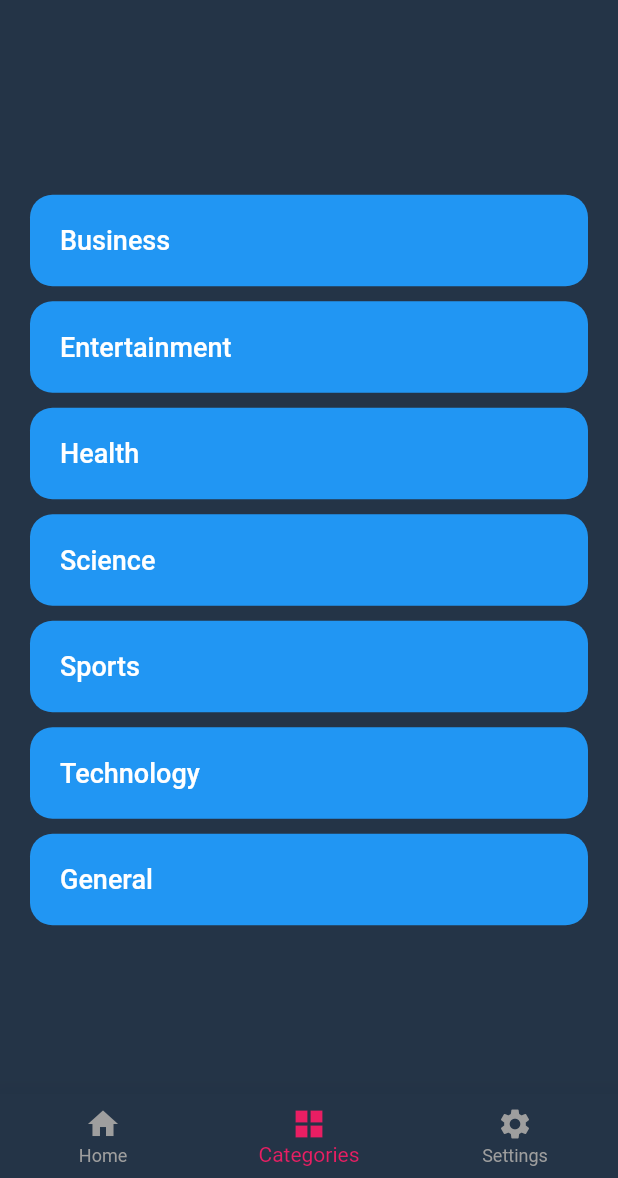
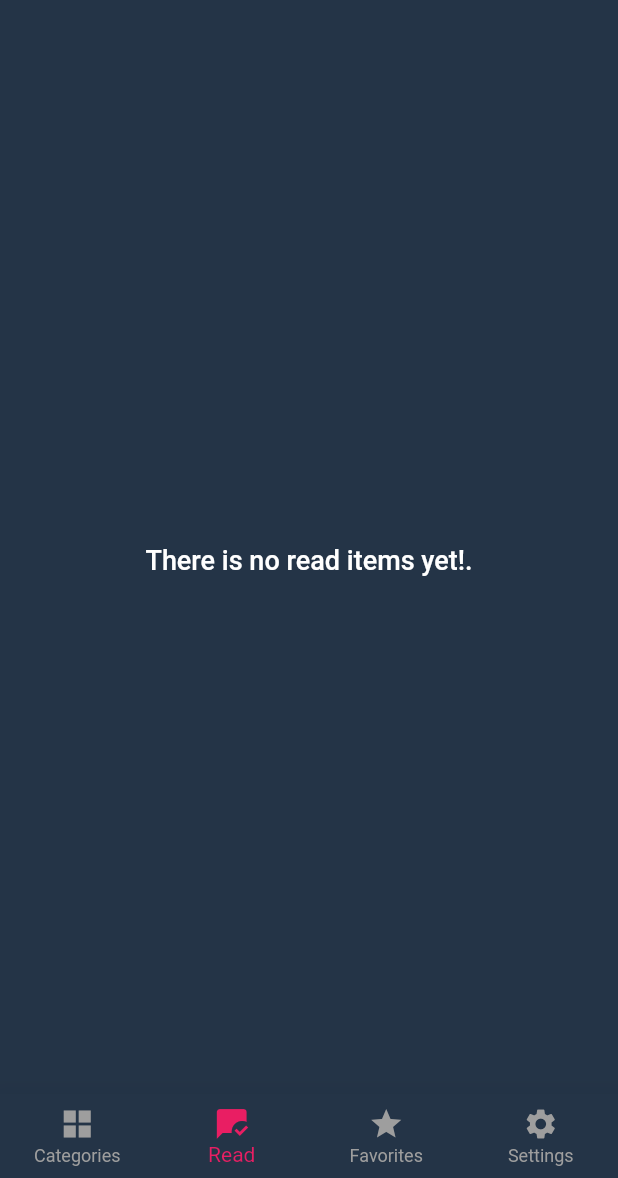
Before and after one commit to ahmedzaydan/Akhbary, a Flutter app: the screen it shows after launch, item 2 of the bottom bar chosen, on a phone screen of 412 x 824 dp, the part 58-1236 px from its top. Run offline on Flutter 3.47's test engine with Material 2 defaults, Android fonts, the light colour scheme and no system bars; our stand-ins replace bloc, conditional_builder_null_safety, dio, flutter_bloc, hexcolor, shared_preferences and 1 more.

Commit message:
Favorites and read features added

```diff
--- a/Akhbary/lib/main.dart
+++ b/Akhbary/lib/main.dart
@@ -24,7 +24,7 @@ void main() async {
   // create shared preferences object when starting the app
   await CacheController.init();
 
-  bool? isDarkModeOn = CacheController.getBoolean(key: 'switchValue');
+  bool? isDarkModeOn = CacheController.getBoolean(key: 'darkMode');
 
   runApp(AkhbaryApp(isDarkModeOn));
 }
@@ -43,7 +43,10 @@ class AkhbaryApp extends StatelessWidget {
         // send to shared preferences when launching the app
         BlocProvider(
           create: (context) {
-            return NewsCubit()..setSwitchValue(darkMode: isDarkMode);
+            return NewsCubit()
+              ..setDarkMode(
+                darkModeParameter: isDarkMode,
+              );
           },
         ),
         BlocProvider(
@@ -64,7 +67,7 @@ class AkhbaryApp extends StatelessWidget {
                 debugShowCheckedModeBanner: false,
                 theme: lightTheme(),
                 darkTheme: darkTheme(),
-                themeMode: cubit.switchValue ? ThemeMode.dark : ThemeMode.light,
+                themeMode: cubit.darkMode ? ThemeMode.dark : ThemeMode.light,
               );
             },
           );
--- /dev/null
+++ b/Akhbary/lib/models/article_model.dart
@@ -0,0 +1,25 @@
+class ArticleModel {
+  static int counter = 0;
+  final int id = ++counter;
+  String? author; // The author of the article
+  String? title; // The headline or title of the article
+  String? category; // The category or the article
+  String? url; // The direct URL to the article
+  String? urlToImage; // The URL to a relevant image for the article
+  // The date and time that the article was published, in UTC (+000)
+  String? publishedAt;
+  bool favorites = false;
+  bool read = false;
+
+  ArticleModel.mapArticleToModel({
+    required Map<String, dynamic> article,
+    required String articleCategory,
+  }) {
+    author = article['author'];
+    title = article['title'];
+    category = articleCategory;
+    url = article['url'];
+    urlToImage = article['urlToImage'];
+    publishedAt = article['publishedAt'];
+  }
+}
--- a/Akhbary/lib/modules/categories/choose_category_screen.dart
+++ b/Akhbary/lib/modules/bottom_navbar_screens/choose_category_screen.dart
@@ -2,8 +2,8 @@ import 'package:akhbary/shared/components/components.dart';
 import 'package:flutter/material.dart';
 import 'package:flutter_bloc/flutter_bloc.dart';
 
-import 'categories_cubit/categories_cubit.dart';
-import 'categories_cubit/categories_states.dart';
+import '../categories/categories_cubit/categories_cubit.dart';
+import '../categories/categories_cubit/categories_states.dart';
 
 // ignore: must_be_immutable
 class ChooseCategoryScreen extends StatelessWidget {
--- /dev/null
+++ b/Akhbary/lib/modules/bottom_navbar_screens/read_screen.dart
@@ -0,0 +1,35 @@
+import 'package:akhbary/modules/categories/categories_cubit/categories_cubit.dart';
+import 'package:akhbary/modules/categories/categories_cubit/categories_states.dart';
+import 'package:akhbary/shared/components/components.dart';
+import 'package:conditional_builder_null_safety/conditional_builder_null_safety.dart';
+import 'package:flutter/material.dart';
+import 'package:flutter_bloc/flutter_bloc.dart';
+
+class ReadScreen extends StatelessWidget {
+  const ReadScreen({super.key});
+
+  @override
+  Widget build(BuildContext context) {
+    return BlocConsumer<CategoriesCubit, CategoriesStates>(
+      listener: (context, state) {},
+      builder: (context, state) {
+        CategoriesCubit categoriesCubit =
+            CategoriesCubit.getCategoriesCubit(context);
+        var list = categoriesCubit.readData;
+        return ConditionalBuilder(
+          condition: list.isNotEmpty,
+          builder: (context) => buildArticles(
+            list: list,
+            buildContext: context,
+          ),
+          fallback: (context) => Center(
+            child: Text(
+              "There is no read items yet!.",
+              style: Theme.of(context).textTheme.bodyLarge,
+            ),
+          ),
+        );
+      },
+    );
+  }
+}
--- a/Akhbary/lib/modules/categories/categories_cubit/categories_states.dart
+++ b/Akhbary/lib/modules/categories/categories_cubit/categories_states.dart
@@ -73,3 +73,7 @@ class GetGeneralDataErrorState extends CategoriesStates {
 }
 
 class ChangeCategoryNameState extends CategoriesStates {}
+
+class MarkArticleReadState extends CategoriesStates {}
+
+class AddToFavoritesState extends CategoriesStates {}
--- a/Akhbary/lib/shared/components/constants.dart
+++ b/Akhbary/lib/shared/components/constants.dart
@@ -1,7 +1,9 @@
 // api part
-const String noImageAvailable = 'https://upload.wikimedia.org/wikipedia/commons/thumb/a/ac/No_image_available.svg/450px-No_image_available.svg.png';
+const String noImageAvailable =
+    'https://upload.wikimedia.org/wikipedia/commons/thumb/a/ac/No_image_available.svg/450px-No_image_available.svg.png';
 const String apiKey = '64e2c14bffc049859aee83949bcf6a70';
-
+const String breakingNewsPhoto =
+    'https://static.vecteezy.com/system/resources/thumbnails/006/299/370/original/world-breaking-news-digital-earth-hud-rotating-globe-rotating-free-video.jpg';
 
     /// screens
 // base url : https://newsapi.org/
--- a/Akhbary/lib/shared/cubit/news_cubit.dart
+++ b/Akhbary/lib/shared/cubit/news_cubit.dart
@@ -1,12 +1,15 @@
 // ignore_for_file: avoid_print
 
-import 'package:akhbary/modules/categories/choose_category_screen.dart';
-import 'package:akhbary/modules/home_screen.dart';
+import 'package:akhbary/modules/bottom_navbar_screens/choose_category_screen.dart';
+import 'package:akhbary/modules/bottom_navbar_screens/favorites_screen.dart';
+import 'package:akhbary/modules/bottom_navbar_screens/read_screen.dart';
 import 'package:flutter/material.dart';
 import 'package:flutter_bloc/flutter_bloc.dart';
 
-import '../../modules/settings_screen.dart';
+import '../../modules/bottom_navbar_screens/settings_screen.dart';
+import '../components/constants.dart';
 import '../network/local/cache_controller.dart';
+import '../network/remote/api_handler.dart';
 import 'news_states.dart';
 
 class NewsCubit extends Cubit<NewsStates> {
@@ -17,7 +20,6 @@ class NewsCubit extends Cubit<NewsStates> {
   }
 
   int currentScreenIndex = 0;
-
   // change screen index
   void changeScreenIndex({
     required int index,
@@ -28,68 +30,80 @@ class NewsCubit extends Cubit<NewsStates> {
 
   // list of screens
   List<Widget> screens = [
-    const HomeScreen(),
     const ChooseCategoryScreen(),
+    const ReadScreen(),
+    const FavoritesScreen(),
     const SettingsScreen(),
   ];
 
   // list bottom navbar items
-  List<BottomNavigationBarItem> bottomItems = const [
-    // home
-    BottomNavigationBarItem(
-      icon: Icon(Icons.home),
-      label: 'Home',
-    ),
-
+  List<BottomNavigationBarItem> bottomItems = [
     // categories
-    BottomNavigationBarItem(
+    const BottomNavigationBarItem(
       icon: Icon(
         Icons.grid_view_sharp,
       ),
       label: 'Categories',
     ),
+
+    // read
+    const BottomNavigationBarItem(
+      icon: Icon(
+        Icons.mark_chat_read,
+      ),
+      label: 'Read',
+    ),
+
+    // favorites
+    const BottomNavigationBarItem(
+      icon: Icon(
+        Icons.star,
+      ),
+      label: 'Favorites',
+    ),
+
     // settings
-    BottomNavigationBarItem(
+    const BottomNavigationBarItem(
       icon: Icon(Icons.settings),
       label: 'Settings',
     ),
   ];
 
-  bool switchValue = false;
-
-  void setSwitchValue({
-    bool? darkMode,
+  bool darkMode = false;
+  void setDarkMode({
+    bool? darkModeParameter,
   }) {
-    // if switchVal is null then it is the start of the app so get the value cached
-    if (darkMode != null) {
-      switchValue = darkMode;
+    // if darkModeParameter is null
+    // then it is the start of the app so get the value cached
+    if (darkModeParameter != null) {
+      darkMode = darkModeParameter;
     } else {
-      // otherwise we toggle the value of it and then cache the value after toggling it
-      switchValue = !switchValue;
-      CacheController.setBoolean(key: 'switchValue', value: switchValue);
+      // otherwise we toggle the value of it and
+      // then cache the value after toggling it
+      darkMode = !darkMode;
+      CacheController.setBoolean(key: 'darkMode', value: darkMode);
     }
     emit(ChangeSwitchValueState());
   }
 
   // get data on search
   List<dynamic> searchData = [];
-
-  // void getSearchedData({
-  //   required String query,
-  // }) {
-  //   emit(SearchLoadingState());
-  //   APIHandler.getDate(
-  //     method: 'v2/everything',
-  //     queries: {
-  //       'q': query,
-  //       'apiKey': apiKey,
-  //     },
-  //   ).then((value) {
-  //     searchData = value.data['articles'];
-  //     emit(GetSearchDataSuccessState());
-  //   }).catchError((error) {
-  //     print(error.toString());
-  //     emit(GetSearchDataErrorState(error));
-  //   });
-  // }
+  void getSearchedData({
+    required String query,
+  }) {
+    emit(SearchLoadingState());
+    APIHandler.getDate(
+      method: 'v2/everything',
+      queries: {
+        'q': query,
+        'apiKey': apiKey,
+      },
+    ).then((value) {
+      searchData = value.data['articles'];
+      emit(GetSearchDataSuccessState());
+    }).catchError((error) {
+      print(error.toString());
+      emit(GetSearchDataErrorState(error));
+    });
+  }
 }
```
Also changed, not shown: Akhbary/lib/modules/bottom_navbar_screens/favorites_screen.dart (added, +35 -0 lines), Akhbary/lib/modules/bottom_navbar_screens/settings_screen.dart (renamed from Akhbary/lib/modules/settings_screen.dart, +4 -4 lines), Akhbary/lib/modules/categories/categories_cubit/categories_cubit.dart (+50 -3 lines), Akhbary/lib/modules/home_screen.dart (deleted, +0 -21 lines), Akhbary/lib/shared/components/components.dart (+51 -12 lines).
